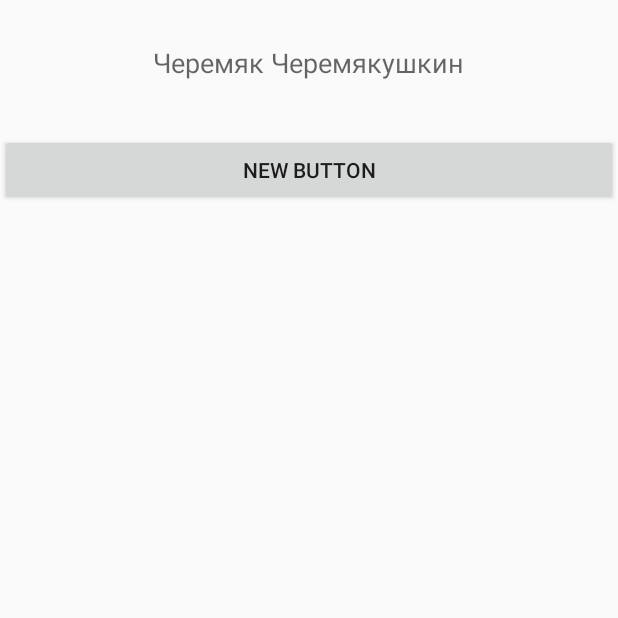
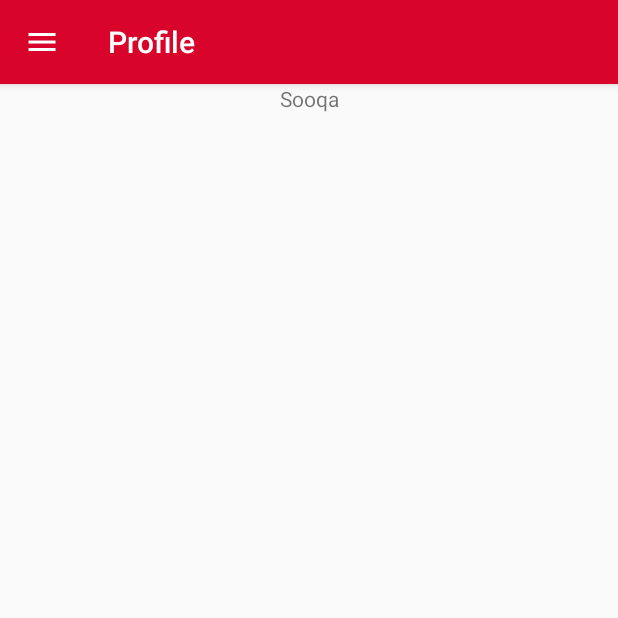
Before and after one commit to DaffPunks/Hackathon, an Android app: the fragment ProfileFragment shown on its own in the app's theme, on a phone screen of 412 x 824 dp, the top half of it. Run offline under Robolectric (Android 15) with nearby library versions, the phone set to English and light mode, and no system bars; our stand-ins replace ButterKnife; 2 statements that could not run were skipped.

Commit message:
(U) updated UI

```diff
--- a/app/src/main/AndroidManifest.xml
+++ b/app/src/main/AndroidManifest.xml
@@ -7,7 +7,7 @@
         android:icon="@mipmap/ic_launcher"
         android:label="@string/app_name"
         android:supportsRtl="true"
-        android:theme="@style/Theme.Design.Light.NoActionBar">
+        android:theme="@style/AppTheme">
         <activity android:name=".MainActivity">
             <intent-filter>
                 <action android:name="android.intent.action.MAIN" />
@@ -15,6 +15,9 @@
                 <category android:name="android.intent.category.LAUNCHER" />
             </intent-filter>
         </activity>
+        <activity
+            android:name=".Activity.LoginActivity"
+            android:theme="@style/LoginScreen"/>
     </application>
 
 </manifest>
--- a/app/src/main/java/com/kekaton/hackathon/Fragments/BaseFragment.java
+++ b/app/src/main/java/com/kekaton/hackathon/Fragments/BaseFragment.java
@@ -22,7 +22,7 @@ public class BaseFragment extends Fragment {
      * @param toolbar The toolbar present in the fragment
      */
     protected void setupToolbarForFragment(Toolbar toolbar) {
-        toolbar.setNavigationIcon(R.drawable.ic_menu_black_24dp);
+        toolbar.setNavigationIcon(R.drawable.ic_menu_white_24dp);
         getMainActivity().setSupportActionBar(toolbar);
         toolbar.setNavigationOnClickListener(new View.OnClickListener() {
             @Override
--- a/app/src/main/java/com/kekaton/hackathon/Fragments/MainFragment.java
+++ b/app/src/main/java/com/kekaton/hackathon/Fragments/MainFragment.java
@@ -45,7 +45,7 @@ public class MainFragment extends BaseFragment {
         super.onCreate(savedInstanceState);
         ButterKnife.bind(this, view);
 
-        mToolbar.setTitle("Kekathon");
+        mToolbar.setTitle("Hackathon");
 
         setupToolbarForFragment(mToolbar);
         setupViewPager(viewPager);
--- a/app/src/main/java/com/kekaton/hackathon/Fragments/ProfileFragment.java
+++ b/app/src/main/java/com/kekaton/hackathon/Fragments/ProfileFragment.java
@@ -1,13 +1,19 @@
 package com.kekaton.hackathon.Fragments;
 
 import android.os.Bundle;
+import android.support.v7.widget.Toolbar;
 import android.view.LayoutInflater;
 import android.view.View;
 import android.view.ViewGroup;
 
 import com.kekaton.hackathon.R;
 
+import butterknife.Bind;
+import butterknife.ButterKnife;
+
 public class ProfileFragment extends BaseFragment {
+
+    @Bind(R.id.toolbar) Toolbar mToolbar;
 
     public static ProfileFragment newInstance() {
         ProfileFragment fragment = new ProfileFragment();
@@ -22,6 +28,11 @@ public class ProfileFragment extends BaseFragment {
     @Override
     public View onCreateView(LayoutInflater inflater, ViewGroup container, Bundle savedInstanceState) {
         View view = inflater.inflate(R.layout.profile_fragment, container, false);
+        ButterKnife.bind(this, view);
+
+        mToolbar.setTitle("Profile");
+        setupToolbarForFragment(mToolbar);
+
 
         return view;
     }
--- a/app/src/main/res/layout/main_fragment.xml
+++ b/app/src/main/res/layout/main_fragment.xml
@@ -19,15 +19,17 @@
                 android:id="@+id/toolbar"
                 android:layout_width="match_parent"
                 android:layout_height="?attr/actionBarSize"
-                android:theme="@style/ThemeOverlay.AppCompat.Light"
+                android:theme="@style/ToolBarStyle"
                 android:background="?attr/colorPrimary"
                 android:elevation="4dp" />
 
             <android.support.design.widget.TabLayout
+                app:tabIndicatorColor="@android:color/white"
                 android:id="@+id/main_tabs"
                 android:layout_width="match_parent"
                 android:layout_height="48dp"
                 app:tabIndicatorHeight="4dp"
+                android:theme="@style/ToolBarStyle"
                 android:background="?attr/colorPrimary"
                 android:elevation="4dp" />
 
--- a/app/src/main/res/layout/profile_fragment.xml
+++ b/app/src/main/res/layout/profile_fragment.xml
@@ -1,28 +1,38 @@
 <?xml version="1.0" encoding="utf-8"?>
-<RelativeLayout xmlns:android="http://schemas.android.com/apk/res/android"
+<LinearLayout xmlns:android="http://schemas.android.com/apk/res/android"
+    xmlns:app="http://schemas.android.com/apk/res-auto"
     android:layout_width="match_parent"
-    android:layout_height="match_parent">
+    android:layout_height="match_parent"
+    android:orientation="vertical">
+
+    <android.support.design.widget.AppBarLayout
+        android:layout_width="match_parent"
+        android:layout_height="wrap_content">
+
+        <LinearLayout
+            android:id="@+id/toolbarLayout"
+            android:layout_width="match_parent"
+            android:layout_height="wrap_content"
+            android:orientation="vertical">
+
+            <android.support.v7.widget.Toolbar
+                android:id="@+id/toolbar"
+                android:layout_width="match_parent"
+                android:layout_height="?attr/actionBarSize"
+                android:theme="@style/ToolBarStyle"
+                android:background="?attr/colorPrimary"
+                android:elevation="4dp" />
+
+        </LinearLayout>
+
+    </android.support.design.widget.AppBarLayout>
 
     <TextView
-        android:layout_width="wrap_content"
-        android:layout_height="wrap_content"
-        android:textAppearance="?android:attr/textAppearanceMedium"
-        android:text="Черемяк Черемякушкин"
-        android:id="@+id/textView3"
-        android:layout_alignParentTop="true"
-        android:layout_centerHorizontal="true"
-        android:layout_marginTop="29dp" />
+        android:id="@+id/text"
+        android:layout_width="match_parent"
+        android:layout_height="match_parent"
+        android:text="Sooqa"
+        android:textAlignment="center" />
 
-    <Button
-        android:layout_width="wrap_content"
-        android:layout_height="wrap_content"
-        android:text="New Button"
-        android:id="@+id/button"
-        android:layout_marginTop="35dp"
-        android:layout_below="@+id/textView3"
-        android:layout_alignParentLeft="true"
-        android:layout_alignParentStart="true"
-        android:layout_alignParentRight="true"
-        android:layout_alignParentEnd="true" />
 
-</RelativeLayout>
+</LinearLayout>
--- a/app/src/main/res/values/colors.xml
+++ b/app/src/main/res/values/colors.xml
@@ -1,6 +1,6 @@
 <?xml version="1.0" encoding="utf-8"?>
 <resources>
-    <color name="colorPrimary">#3F51B5</color>
-    <color name="colorPrimaryDark">#303F9F</color>
+    <color name="colorPrimary">#D9042B</color>
+    <color name="colorPrimaryDark">#6B0C22</color>
     <color name="colorAccent">#FF4081</color>
 </resources>
--- a/app/src/main/res/values/styles.xml
+++ b/app/src/main/res/values/styles.xml
@@ -1,11 +1,24 @@
 <resources>
 
     <!-- Base application theme. -->
-    <style name="AppTheme" parent="Theme.AppCompat.Light.DarkActionBar">
+    <style name="AppTheme" parent="Theme.Design.Light.NoActionBar">
         <!-- Customize your theme here. -->
         <item name="colorPrimary">@color/colorPrimary</item>
         <item name="colorPrimaryDark">@color/colorPrimaryDark</item>
         <item name="colorAccent">@color/colorAccent</item>
+        <item name="windowActionBar">false</item>
+        <item name="windowNoTitle">true</item>
+    </style>
+
+    <style name="ToolBarStyle" parent="Theme.AppCompat">
+        <item name="android:textColorPrimary">@android:color/white</item>
+        <item name="android:textColorSecondary">@android:color/white</item>
+        <item name="actionMenuTextColor">@android:color/white</item>
+        <item name="colorPrimary">@color/colorPrimary</item>
+    </style>
+
+    <style name="LoginScreen" parent="Theme.Design.Light.NoActionBar">
+        <item name="colorPrimary">@android:color/transparent</item>
     </style>
 
 </resources>
```
Also changed, not shown: app/src/main/java/com/kekaton/hackathon/Activity/LoginActivity.java (added, +24 -0 lines), app/src/main/java/com/kekaton/hackathon/MainActivity.java (+14 -10 lines), app/src/main/res/drawable/menu.xml (added, +8 -0 lines), app/src/main/res/layout/login_screen.xml (added, +26 -0 lines), app/src/main/res/drawable-hdpi/ic_menu_white_24dp.png (added), app/src/main/res/drawable-mdpi/ic_menu_white_24dp.png (added), app/src/main/res/drawable-xhdpi/ic_menu_white_24dp.png (added), app/src/main/res/drawable-xxhdpi/ic_menu_white_24dp.png (added), app/src/main/res/drawable-xxxhdpi/ic_menu_white_24dp.png (added), app/src/main/res/drawable/bg.png (added).
